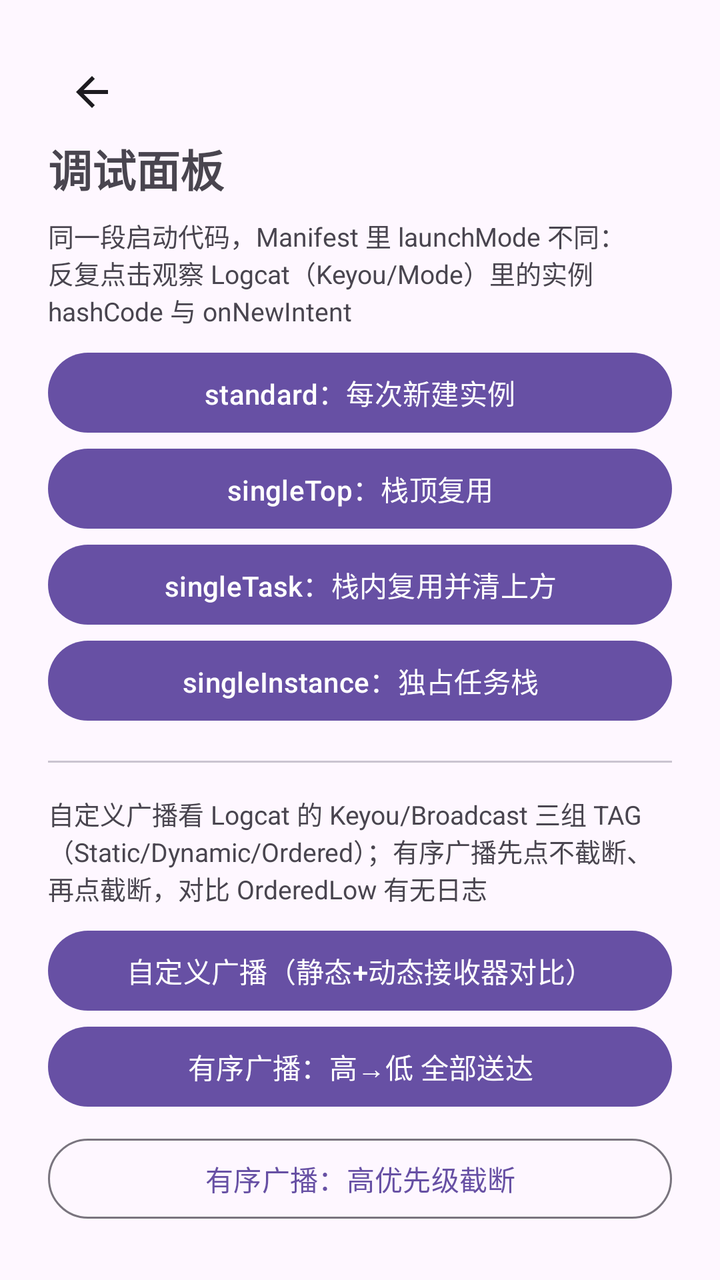
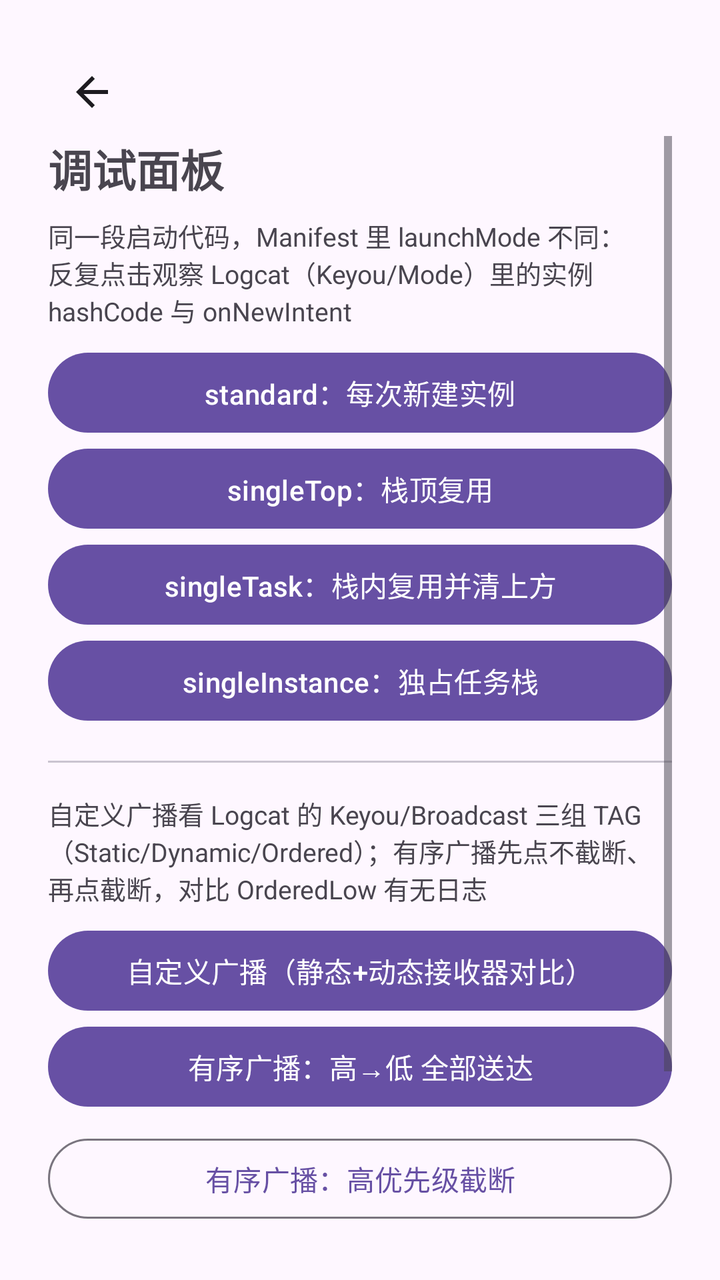

Before-and-after screenshots of an Android layout around one commit, followed by the original layout XML and the change that was made.
<!-- AndroidManifest.xml: application theme Theme.Keyou -->
<!-- res/layout/activity_diagnostics.xml -->
<?xml version="1.0" encoding="utf-8"?>
<LinearLayout xmlns:android="http://schemas.android.com/apk/res/android"
    android:layout_width="match_parent"
    android:layout_height="match_parent"
    android:orientation="vertical"
    android:padding="24dp">

    <include layout="@layout/view_back_bar" />

    <TextView
        android:layout_width="wrap_content"
        android:layout_height="wrap_content"
        android:text="@string/lab_title"
        android:textSize="22sp"
        android:textStyle="bold"
        android:layout_marginBottom="8dp" />

    <TextView
        android:layout_width="wrap_content"
        android:layout_height="wrap_content"
        android:text="@string/lab_launch_mode_hint"
        android:textSize="13sp"
        android:layout_marginBottom="8dp" />

    <Button
        android:id="@+id/btn_mode_standard"
        android:layout_width="match_parent"
        android:layout_height="wrap_content"
        android:text="@string/mode_standard" />

    <Button
        android:id="@+id/btn_mode_single_top"
        android:layout_width="match_parent"
        android:layout_height="wrap_content"
        android:text="@string/mode_single_top" />

    <Button
        android:id="@+id/btn_mode_single_task"
        android:layout_width="match_parent"
        android:layout_height="wrap_content"
        android:text="@string/mode_single_task" />

    <Button
        android:id="@+id/btn_mode_single_instance"
        android:layout_width="match_parent"
        android:layout_height="wrap_content"
        android:text="@string/mode_single_instance" />

    <View
        android:layout_width="match_parent"
        android:layout_height="1dp"
        android:layout_marginVertical="16dp"
        android:background="?attr/colorOutlineVariant" />

    <TextView
        android:layout_width="wrap_content"
        android:layout_height="wrap_content"
        android:text="@string/lab_broadcast_hint"
        android:textSize="13sp"
        android:layout_marginBottom="8dp" />

    <Button
        android:id="@+id/btn_send_custom"
        android:layout_width="match_parent"
        android:layout_height="wrap_content"
        android:text="@string/broadcast_custom" />

    <Button
        android:id="@+id/btn_send_ordered"
        android:layout_width="match_parent"
        android:layout_height="wrap_content"
        android:text="@string/broadcast_ordered" />

    <Button
        android:id="@+id/btn_send_abort"
        style="@style/Widget.Material3.Button.OutlinedButton"
        android:layout_width="match_parent"
        android:layout_height="wrap_content"
        android:text="@string/broadcast_abort"
        android:layout_marginTop="8dp" />

    <View
        android:layout_width="match_parent"
        android:layout_height="1dp"
        android:layout_marginVertical="16dp"
        android:background="?attr/colorOutlineVariant" />

    <TextView
        android:layout_width="wrap_content"
        android:layout_height="wrap_content"
        android:text="@string/lab_network_hint"
        android:textSize="13sp"
        android:layout_marginBottom="8dp" />

    <Button
        android:id="@+id/btn_json_compare"
        android:layout_width="match_parent"
        android:layout_height="wrap_content"
        android:text="@string/json_compare_title" />

    <Button
        android:id="@+id/btn_rss_parse"
        android:layout_width="match_parent"
        android:layout_height="wrap_content"
        android:text="@string/rss_title" />

    <View
        android:layout_width="match_parent"
        android:layout_height="1dp"
        android:layout_marginVertical="16dp"
        android:background="?attr/colorOutlineVariant" />

    <Button
        android:id="@+id/btn_implicit_intent"
        style="@style/Widget.Material3.Button.OutlinedButton"
        android:layout_width="match_parent"
        android:layout_height="wrap_content"
        android:text="@string/lab_implicit_intent" />

</LinearLayout>
<!-- res/layout/view_back_bar.xml (included above) -->
<?xml version="1.0" encoding="utf-8"?>
<FrameLayout xmlns:android="http://schemas.android.com/apk/res/android"
    android:layout_width="wrap_content"
    android:layout_height="wrap_content">

    <ImageButton
        android:id="@+id/btn_back"
        android:layout_width="44dp"
        android:layout_height="44dp"
        android:background="?attr/selectableItemBackgroundBorderless"
        android:contentDescription="@string/back"
        android:padding="10dp"
        android:src="@drawable/ic_arrow_back" />

</FrameLayout>
<!-- resources referenced by this layout -->
<resources>
  <!-- drawable ic_arrow_back (drawable) -->
  <?xml version="1.0" encoding="utf-8"?>
  <vector xmlns:android="http://schemas.android.com/apk/res/android"
      android:width="24dp"
      android:height="24dp"
      android:viewportWidth="24"
      android:viewportHeight="24"
      android:tint="?attr/colorOnSurface">
      <path
          android:fillColor="@android:color/white"
          android:pathData="M20,11H7.83l5.59,-5.59L12,4l-8,8 8,8 1.41,-1.41L7.83,13H20v-2z" />
  </vector>
  <string name="back">返回</string>
  <string name="broadcast_abort">有序广播：高优先级截断</string>
  <string name="broadcast_custom">自定义广播（静态+动态接收器对比）</string>
  <string name="broadcast_ordered">有序广播：高→低 全部送达</string>
  <string name="json_compare_title">数据自检</string>
  <string name="lab_broadcast_hint">自定义广播看 Logcat 的 Keyou/Broadcast 三组 TAG（Static/Dynamic/Ordered）；有序广播先点不截断、再点截断，对比 OrderedLow 有无日志</string>
  <string name="lab_implicit_intent">隐式 Intent：打开系统浏览器</string>
  <string name="lab_launch_mode_hint">同一段启动代码，Manifest 里 launchMode 不同：反复点击观察 Logcat（Keyou/Mode）里的实例 hashCode 与 onNewIntent</string>
  <string name="lab_network_hint">需先启动服务端（scripts/deploy.sh），模拟器经 10.0.2.2:8081 访问本机</string>
  <string name="lab_title">调试面板</string>
  <string name="mode_single_instance">singleInstance：独占任务栈</string>
  <string name="mode_single_task">singleTask：栈内复用并清上方</string>
  <string name="mode_single_top">singleTop：栈顶复用</string>
  <string name="mode_standard">standard：每次新建实例</string>
  <string name="rss_title">班级公告</string>
  <style name="Theme.Keyou" parent="Theme.Material3.DayNight.NoActionBar" />
</resources>

<!-- the commit's change to res/layout/activity_diagnostics.xml (unified diff, before → after) -->
@@ -7,115 +7,105 @@
 
     <include layout="@layout/view_back_bar" />
 
-    <TextView
-        android:layout_width="wrap_content"
-        android:layout_height="wrap_content"
-        android:text="@string/lab_title"
-        android:textSize="22sp"
-        android:textStyle="bold"
-        android:layout_marginBottom="8dp" />
+    <ScrollView
+        android:layout_width="match_parent"
+        android:layout_height="0dp"
+        android:layout_weight="1"
+        android:fillViewport="true">
 
-    <TextView
-        android:layout_width="wrap_content"
-        android:layout_height="wrap_content"
-        android:text="@string/lab_launch_mode_hint"
-        android:textSize="13sp"
-        android:layout_marginBottom="8dp" />
+        <LinearLayout
+            android:layout_width="match_parent"
+            android:layout_height="wrap_content"
+            android:orientation="vertical"
+            android:paddingBottom="16dp">
 
-    <Button
-        android:id="@+id/btn_mode_standard"
-        android:layout_width="match_parent"
-        android:layout_height="wrap_content"
-        android:text="@string/mode_standard" />
+            <TextView
+                android:layout_width="wrap_content"
+                android:layout_height="wrap_content"
+                android:text="@string/lab_title"
+                android:textSize="22sp"
+                android:textStyle="bold"
+                android:layout_marginBottom="8dp" />
 
-    <Button
-        android:id="@+id/btn_mode_single_top"
-        android:layout_width="match_parent"
-        android:layout_height="wrap_content"
-        android:text="@string/mode_single_top" />
+            <TextView
+                android:layout_width="wrap_content"
+                android:layout_height="wrap_content"
+                android:text="@string/lab_launch_mode_hint"
+                android:textSize="13sp"
+                android:layout_marginBottom="8dp" />
 
-    <Button
-        android:id="@+id/btn_mode_single_task"
-        android:layout_width="match_parent"
-        android:layout_height="wrap_content"
-        android:text="@string/mode_single_task" />
+            <Button
+                android:id="@+id/btn_mode_standard"
+                android:layout_width="match_parent"
+                android:layout_height="wrap_content"
+                android:text="@string/mode_standard" />
 
-    <Button
-        android:id="@+id/btn_mode_single_instance"
-        android:layout_width="match_parent"
-        android:layout_height="wrap_content"
-        android:text="@string/mode_single_instance" />
+            <Button
+                android:id="@+id/btn_mode_single_top"
+                android:layout_width="match_parent"
+                android:layout_height="wrap_content"
+                android:text="@string/mode_single_top" />
 
-    <View
-        android:layout_width="match_parent"
-        android:layout_height="1dp"
-        android:layout_marginVertical="16dp"
-        android:background="?attr/colorOutlineVariant" />
+            <Button
+                android:id="@+id/btn_mode_single_task"
+                android:layout_width="match_parent"
+                android:layout_height="wrap_content"
+                android:text="@string/mode_single_task" />
 
-    <TextView
-        android:layout_width="wrap_content"
-        android:layout_height="wrap_content"
-        android:text="@string/lab_broadcast_hint"
-        android:textSize="13sp"
-        android:layout_marginBottom="8dp" />
+            <Button
+                android:id="@+id/btn_mode_single_instance"
+                android:layout_width="match_parent"
+                android:layout_height="wrap_content"
+                android:text="@string/mode_single_instance" />
 
-    <Button
-        android:id="@+id/btn_send_custom"
-        android:layout_width="match_parent"
-        android:layout_height="wrap_content"
-        android:text="@string/broadcast_custom" />
+            <View
+                android:layout_width="match_parent"
+                android:layout_height="1dp"
+                android:layout_marginVertical="16dp"
+                android:background="?attr/colorOutlineVariant" />
 
-    <Button
-        android:id="@+id/btn_send_ordered"
-        android:layout_width="match_parent"
-        android:layout_height="wrap_content"
-        android:text="@string/broadcast_ordered" />
+            <TextView
+                android:layout_width="wrap_content"
+                android:layout_height="wrap_content"
+                android:text="@string/lab_broadcast_hint"
+                android:textSize="13sp"
+                android:layout_marginBottom="8dp" />
 
-    <Button
-        android:id="@+id/btn_send_abort"
-        style="@style/Widget.Material3.Button.OutlinedButton"
-        android:layout_width="match_parent"
-        android:layout_height="wrap_content"
-        android:text="@string/broadcast_abort"
-        android:layout_marginTop="8dp" />
+            <Button
+                android:id="@+id/btn_send_custom"
+                android:layout_width="match_parent"
+                android:layout_height="wrap_content"
+                android:text="@string/broadcast_custom" />
 
-    <View
-        android:layout_width="match_parent"
-        android:layout_height="1dp"
-        android:layout_marginVertical="16dp"
-        android:background="?attr/colorOutlineVariant" />
+            <Button
+                android:id="@+id/btn_send_ordered"
+                android:layout_width="match_parent"
+                android:layout_height="wrap_content"
+                android:text="@string/broadcast_ordered" />
 
-    <TextView
-        android:layout_width="wrap_content"
-        android:layout_height="wrap_content"
-        android:text="@string/lab_network_hint"
-        android:textSize="13sp"
-        android:layout_marginBottom="8dp" />
+            <Button
+                android:id="@+id/btn_send_abort"
+                style="@style/Widget.Material3.Button.OutlinedButton"
+                android:layout_width="match_parent"
+                android:layout_height="wrap_content"
+                android:text="@string/broadcast_abort"
+                android:layout_marginTop="8dp" />
 
-    <Button
-        android:id="@+id/btn_json_compare"
-        android:layout_width="match_parent"
-        android:layout_height="wrap_content"
-        android:text="@string/json_compare_title" />
+            <View
+                android:layout_width="match_parent"
+                android:layout_height="1dp"
+                android:layout_marginVertical="16dp"
+                android:background="?attr/colorOutlineVariant" />
 
-    <Button
-        android:id="@+id/btn_rss_parse"
-        android:layout_width="match_parent"
-        android:layout_height="wrap_content"
-        android:text="@string/rss_title" />
+            <Button
+                android:id="@+id/btn_implicit_intent"
+                style="@style/Widget.Material3.Button.OutlinedButton"
+                android:layout_width="match_parent"
+                android:layout_height="wrap_content"
+                android:text="@string/lab_implicit_intent" />
 
-    <View
-        android:layout_width="match_parent"
-        android:layout_height="1dp"
-        android:layout_marginVertical="16dp"
-        android:background="?attr/colorOutlineVariant" />
-
-    <Button
-        android:id="@+id/btn_implicit_intent"
-        style="@style/Widget.Material3.Button.OutlinedButton"
-        android:layout_width="match_parent"
-        android:layout_height="wrap_content"
-        android:text="@string/lab_implicit_intent" />
+        </LinearLayout>
+    </ScrollView>
 
 </LinearLayout>
 <!-- res/layout/view_back_bar.xml (included above) -->
<!-- resource entries referenced after the edit -->
@@ -16,17 +16,14 @@
   <string name="broadcast_abort">有序广播：高优先级截断</string>
   <string name="broadcast_custom">自定义广播（静态+动态接收器对比）</string>
   <string name="broadcast_ordered">有序广播：高→低 全部送达</string>
-  <string name="json_compare_title">数据自检</string>
   <string name="lab_broadcast_hint">自定义广播看 Logcat 的 Keyou/Broadcast 三组 TAG（Static/Dynamic/Ordered）；有序广播先点不截断、再点截断，对比 OrderedLow 有无日志</string>
   <string name="lab_implicit_intent">隐式 Intent：打开系统浏览器</string>
   <string name="lab_launch_mode_hint">同一段启动代码，Manifest 里 launchMode 不同：反复点击观察 Logcat（Keyou/Mode）里的实例 hashCode 与 onNewIntent</string>
-  <string name="lab_network_hint">需先启动服务端（scripts/deploy.sh），模拟器经 10.0.2.2:8081 访问本机</string>
   <string name="lab_title">调试面板</string>
   <string name="mode_single_instance">singleInstance：独占任务栈</string>
   <string name="mode_single_task">singleTask：栈内复用并清上方</string>
   <string name="mode_single_top">singleTop：栈顶复用</string>
   <string name="mode_standard">standard：每次新建实例</string>
-  <string name="rss_title">班级公告</string>
   <style name="Theme.Keyou" parent="Theme.Material3.DayNight.NoActionBar" />
 </resources>
 
